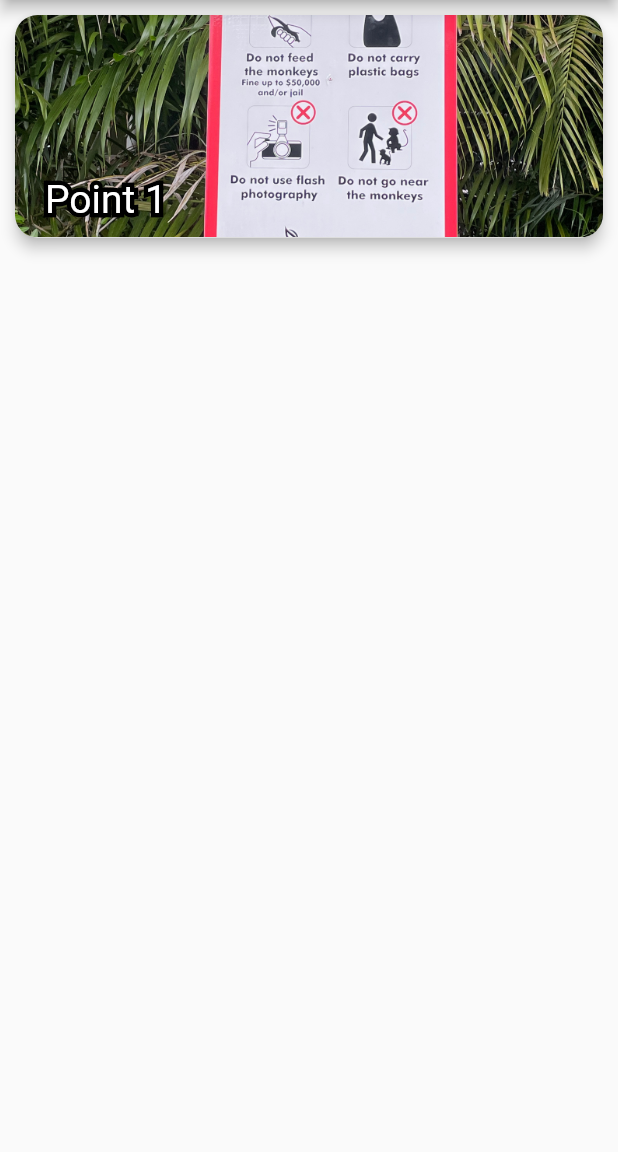
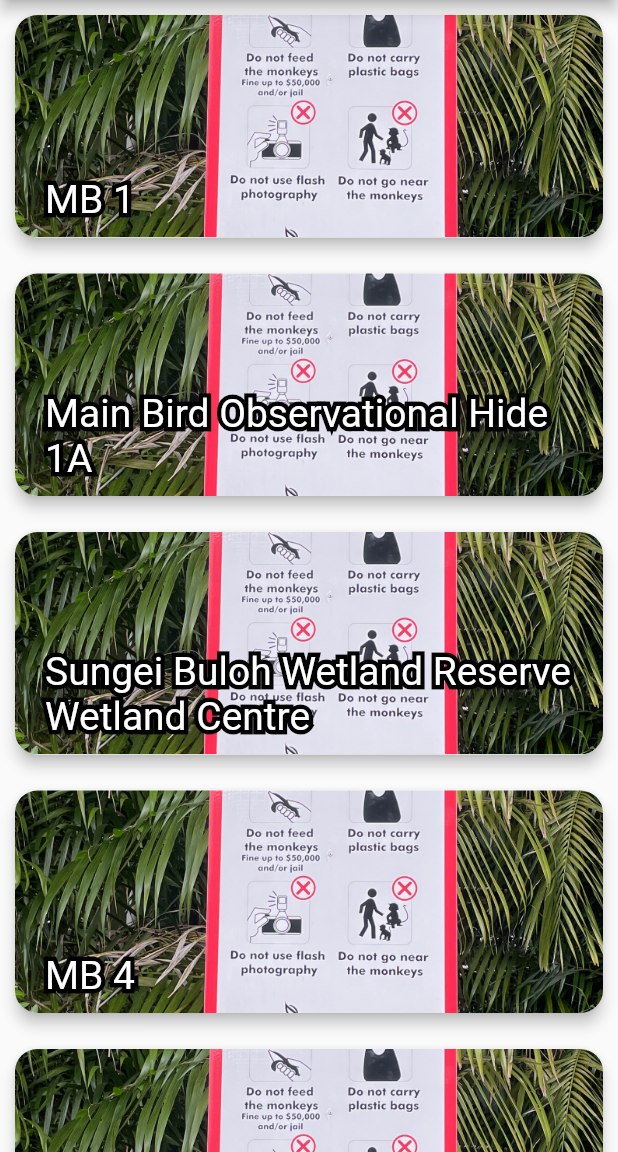
Before and after one commit to wlren/trailmix, a Flutter app: the AttractionOverviewScreen screen opened by its route, on a phone screen of 412 x 824 dp, the part 84-1236 px from its top. Run offline on Flutter 3.47's test engine with Material 2 defaults, Android fonts, the phone set to English and light mode, and no system bars; our stand-ins replace google_maps_flutter.

Commit message:
Material Icons for POV

```diff
--- a/lib/data/attraction_data.dart
+++ b/lib/data/attraction_data.dart
@@ -1,13 +1,76 @@
 import 'package:google_maps_flutter/google_maps_flutter.dart';
-
+import 'package:flutter/material.dart';
 import '../models/attraction.dart';
 
 const attractionData = const [
   AttractionItem(
       description:
           "Lorem ipsum dolor sit amet, consectetur adipiscing elit, sed do eiusmod tempor incididunt ut labore et dolore magna aliqua. Ut enim ad minim veniam, quis nostrud exercitation ullamco laboris nisi ut aliquip ex ea commodo consequat.",
-      titleID: "Point 1",
+      titleID: "MB 1",
       imagePath: 'assets/images/monke.jpeg',
-      location: LatLng(1.4470374, 103.7283753),
-      markerPath: 'assets/markers/hut.png')
+      location: LatLng(1.447502, 103.729588),
+      markerIcon: Icons.house_siding),
+  AttractionItem(
+      description:
+          "Lorem ipsum dolor sit amet, consectetur adipiscing elit, sed do eiusmod tempor incididunt ut labore et dolore magna aliqua. Ut enim ad minim veniam, quis nostrud exercitation ullamco laboris nisi ut aliquip ex ea commodo consequat.",
+      titleID: "Main Bird Observational Hide 1A",
+      imagePath: 'assets/images/monke.jpeg',
+      location: LatLng(1.4463, 103.7276),
+      markerIcon: Icons.house_siding),
+  AttractionItem(
+      description:
+          "Lorem ipsum dolor sit amet, consectetur adipiscing elit, sed do eiusmod tempor incididunt ut labore et dolore magna aliqua. Ut enim ad minim veniam, quis nostrud exercitation ullamco laboris nisi ut aliquip ex ea commodo consequat.",
+      titleID: "Sungei Buloh Wetland Reserve Wetland Centre",
+      imagePath: 'assets/images/monke.jpeg',
+      location: LatLng(1.4462584551145121, 103.72936764717024),
+      markerIcon: Icons.festival),
+  AttractionItem(
+      description:
+          "Lorem ipsum dolor sit amet, consectetur adipiscing elit, sed do eiusmod tempor incididunt ut labore et dolore magna aliqua. Ut enim ad minim veniam, quis nostrud exercitation ullamco laboris nisi ut aliquip ex ea commodo consequat.",
+      titleID: "MB 4",
+      imagePath: 'assets/images/monke.jpeg',
+      location: LatLng(1.447003, 103.730061),
+      markerIcon: Icons.house_siding),
+  AttractionItem(
+      description:
+          "Lorem ipsum dolor sit amet, consectetur adipiscing elit, sed do eiusmod tempor incididunt ut labore et dolore magna aliqua. Ut enim ad minim veniam, quis nostrud exercitation ullamco laboris nisi ut aliquip ex ea commodo consequat.",
+      titleID: "MB 3",
+      imagePath: 'assets/images/monke.jpeg',
+      location: LatLng(1.447366, 103.730379),
+      markerIcon: Icons.house_siding),
+  AttractionItem(
+      description:
+          "Lorem ipsum dolor sit amet, consectetur adipiscing elit, sed do eiusmod tempor incididunt ut labore et dolore magna aliqua. Ut enim ad minim veniam, quis nostrud exercitation ullamco laboris nisi ut aliquip ex ea commodo consequat.",
+      titleID: "MB 2",
+      imagePath: 'assets/images/monke.jpeg',
+      location: LatLng(1.447745, 103.729994),
+      markerIcon: Icons.house_siding),
+  AttractionItem(
+      description:
+          "Lorem ipsum dolor sit amet, consectetur adipiscing elit, sed do eiusmod tempor incididunt ut labore et dolore magna aliqua. Ut enim ad minim veniam, quis nostrud exercitation ullamco laboris nisi ut aliquip ex ea commodo consequat.",
+      titleID: "Attap Chee Nipah",
+      imagePath: 'assets/images/monke.jpeg',
+      location: LatLng(1.447731, 103.729761),
+      markerIcon: Icons.park),
+  AttractionItem(
+      description:
+          "Lorem ipsum dolor sit amet, consectetur adipiscing elit, sed do eiusmod tempor incididunt ut labore et dolore magna aliqua. Ut enim ad minim veniam, quis nostrud exercitation ullamco laboris nisi ut aliquip ex ea commodo consequat.",
+      titleID: "Broadwalk Entrance",
+      imagePath: 'assets/images/monke.jpeg',
+      location: LatLng(1.447113, 103.729005),
+      markerIcon: Icons.trip_origin),
+  AttractionItem(
+      description:
+          "Lorem ipsum dolor sit amet, consectetur adipiscing elit, sed do eiusmod tempor incididunt ut labore et dolore magna aliqua. Ut enim ad minim veniam, quis nostrud exercitation ullamco laboris nisi ut aliquip ex ea commodo consequat.",
+      titleID: "Entrance By Bus",
+      imagePath: 'assets/images/monke.jpeg',
+      location: LatLng(1.438790, 103.735371),
+      markerIcon: Icons.directions_bus),
+  AttractionItem(
+      description:
+          "Lorem ipsum dolor sit amet, consectetur adipiscing elit, sed do eiusmod tempor incididunt ut labore et dolore magna aliqua. Ut enim ad minim veniam, quis nostrud exercitation ullamco laboris nisi ut aliquip ex ea commodo consequat.",
+      titleID: "Wetland Reserve Centre",
+      imagePath: 'assets/images/monke.jpeg',
+      location: LatLng(1.4404140668514125, 103.73527939457156),
+      markerIcon: Icons.festival),
 ];
--- a/lib/models/attraction.dart
+++ b/lib/models/attraction.dart
@@ -6,12 +6,12 @@
   final String description;
   final String imagePath;
   final LatLng location;
-  final String markerPath;
+  final IconData markerIcon;
 
   const AttractionItem(
       {@required this.description,
       @required this.titleID,
       @required this.imagePath,
       @required this.location,
-      @required this.markerPath});
+      @required this.markerIcon});
 }
```
Also changed, not shown: lib/helpers/marker_icon_generator.dart (added, +81 -0 lines), lib/screens/map_screen.dart (+7 -13 lines).
